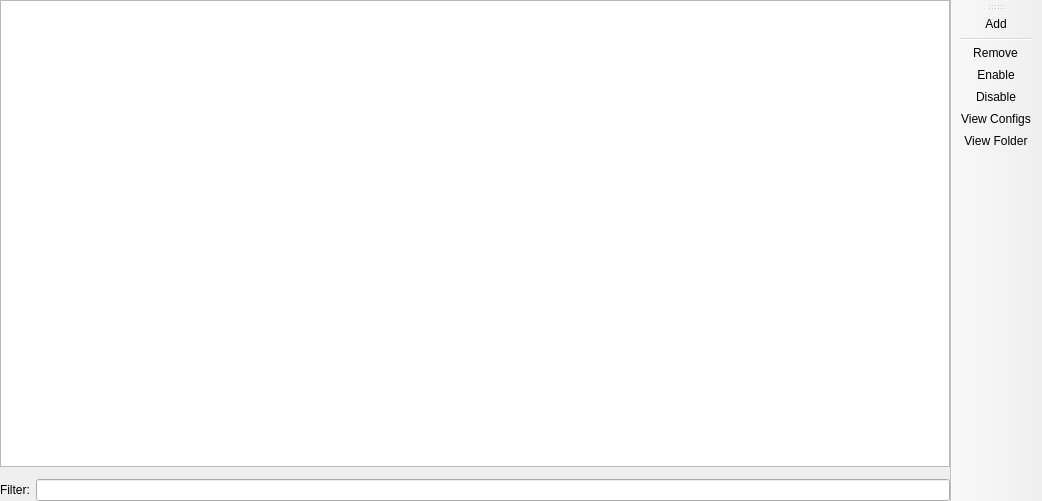
Qt form launcher/ui/pages/instance/ExternalResourcesPage.ui (MinWixMods/ShatteredPrism) before a commit.
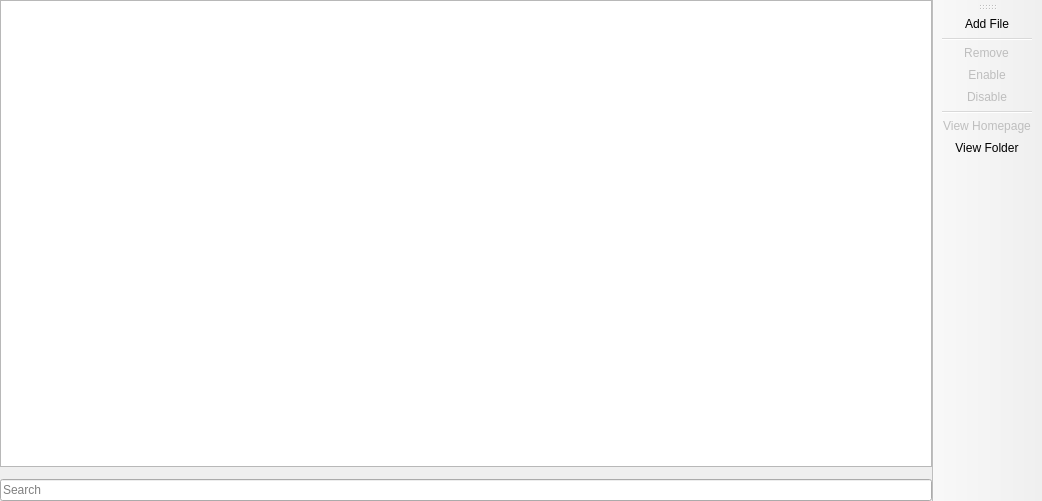
The same form after that commit. Custom widgets are drawn as their Qt base class.

Diff of the .ui file:
```diff
--- a/launcher/ui/pages/instance/ExternalResourcesPage.ui
+++ b/launcher/ui/pages/instance/ExternalResourcesPage.ui
@@ -24,31 +24,7 @@
     <property name="bottomMargin">
      <number>0</number>
     </property>
-    <item row="4" column="1" colspan="3">
-     <layout class="QGridLayout" name="gridLayout_2">
-      <item row="0" column="1">
-       <widget class="QLineEdit" name="filterEdit"/>
-      </item>
-      <item row="0" column="0">
-       <widget class="QLabel" name="filterLabel">
-        <property name="text">
-         <string>Filter:</string>
-        </property>
-       </widget>
-      </item>
-     </layout>
-    </item>
-    <item row="2" column="1" colspan="3">
-     <widget class="InfoFrame" name="frame">
-      <property name="sizePolicy">
-       <sizepolicy hsizetype="Preferred" vsizetype="Minimum">
-        <horstretch>0</horstretch>
-        <verstretch>0</verstretch>
-       </sizepolicy>
-      </property>
-     </widget>
-    </item>
-    <item row="1" column="1" colspan="3">
+    <item row="1" column="1" colspan="2">
      <widget class="ModListView" name="treeView">
       <property name="sizePolicy">
        <sizepolicy hsizetype="Expanding" vsizetype="Expanding">
@@ -67,6 +43,23 @@
       </property>
      </widget>
     </item>
+    <item row="2" column="1" colspan="2">
+     <widget class="InfoFrame" name="frame">
+      <property name="sizePolicy">
+       <sizepolicy hsizetype="Preferred" vsizetype="Minimum">
+        <horstretch>0</horstretch>
+        <verstretch>0</verstretch>
+       </sizepolicy>
+      </property>
+     </widget>
+    </item>
+    <item row="3" column="1" colspan="2">
+     <widget class="QLineEdit" name="filterEdit">
+      <property name="placeholderText">
+       <string>Search</string>
+      </property>
+     </widget>
+    </item>
    </layout>
   </widget>
   <widget class="WideBar" name="actionsToolbar">
@@ -74,7 +67,7 @@
     <string>Actions</string>
    </property>
    <property name="toolButtonStyle">
-    <enum>Qt::ToolButtonTextOnly</enum>
+    <enum>Qt::ToolButtonStyle::ToolButtonIconOnly</enum>
    </property>
    <property name="useDefaultAction" stdset="0">
     <bool>true</bool>
@@ -90,18 +83,22 @@
    <addaction name="actionRemoveItem"/>
    <addaction name="actionEnableItem"/>
    <addaction name="actionDisableItem"/>
-   <addaction name="actionViewConfigs"/>
+   <addaction name="separator"/>
+   <addaction name="actionViewHomepage"/>
    <addaction name="actionViewFolder"/>
   </widget>
   <action name="actionAddItem">
    <property name="text">
-    <string>&amp;Add</string>
+    <string>&amp;Add File</string>
    </property>
    <property name="toolTip">
     <string>Add</string>
    </property>
   </action>
   <action name="actionRemoveItem">
+   <property name="enabled">
+    <bool>false</bool>
+   </property>
    <property name="text">
     <string>&amp;Remove</string>
    </property>
@@ -110,6 +107,9 @@
    </property>
   </action>
   <action name="actionEnableItem">
+   <property name="enabled">
+    <bool>false</bool>
+   </property>
    <property name="text">
     <string>&amp;Enable</string>
    </property>
@@ -118,6 +118,9 @@
    </property>
   </action>
   <action name="actionDisableItem">
+   <property name="enabled">
+    <bool>false</bool>
+   </property>
    <property name="text">
     <string>&amp;Disable</string>
    </property>
@@ -179,7 +182,32 @@
     <string>Export modlist</string>
    </property>
    <property name="toolTip">
-    <string>Export mod's metadata to text</string>
+    <string>Export resource's metadata to text.</string>
+   </property>
+  </action>
+  <action name="actionChangeVersion">
+   <property name="enabled">
+    <bool>false</bool>
+   </property>
+   <property name="text">
+    <string>Change Version</string>
+   </property>
+   <property name="toolTip">
+    <string>Change a resource's version.</string>
+   </property>
+   <property name="menuRole">
+    <enum>QAction::MenuRole::NoRole</enum>
+   </property>
+  </action>
+  <action name="actionViewHomepage">
+   <property name="enabled">
+    <bool>false</bool>
+   </property>
+   <property name="text">
+    <string>View Homepage</string>
+   </property>
+   <property name="toolTip">
+    <string>View the homepages of all selected items.</string>
    </property>
   </action>
  </widget>
```
Left out of the diff: 51 changed lines with no effect on the pictures.
